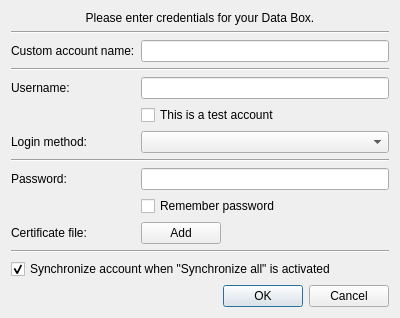
The window that src/gui/ui/dlg_create_account.ui (psakar/datovka) describes before a commit, drawn with Qt 5.
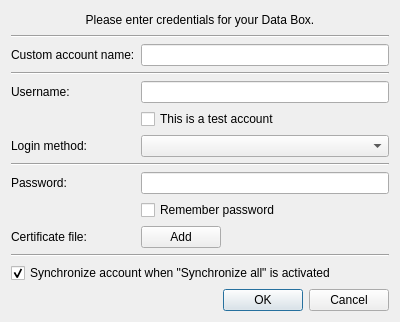
The same window after the commit. Icons and pictures are not drawn.

Patch:
```diff
--- a/src/gui/ui/dlg_create_account.ui
+++ b/src/gui/ui/dlg_create_account.ui
@@ -7,7 +7,7 @@
     <x>0</x>
     <y>0</y>
     <width>400</width>
-    <height>314</height>
+    <height>322</height>
    </rect>
   </property>
   <property name="sizePolicy">
```
Left out of the diff: 17 changed lines with no effect on the pictures.
